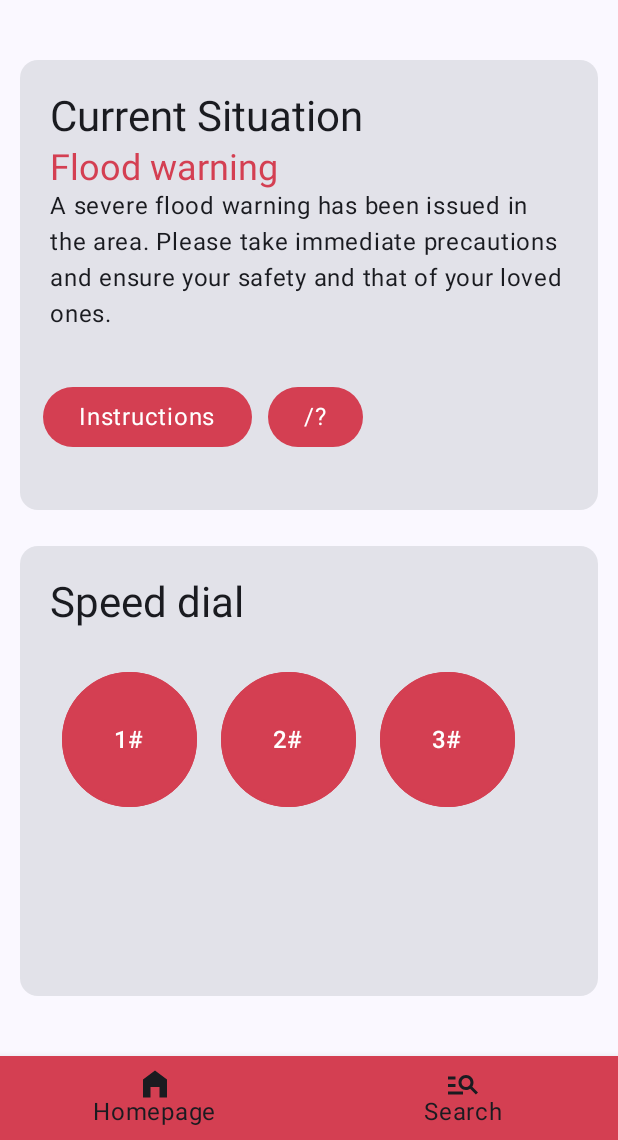
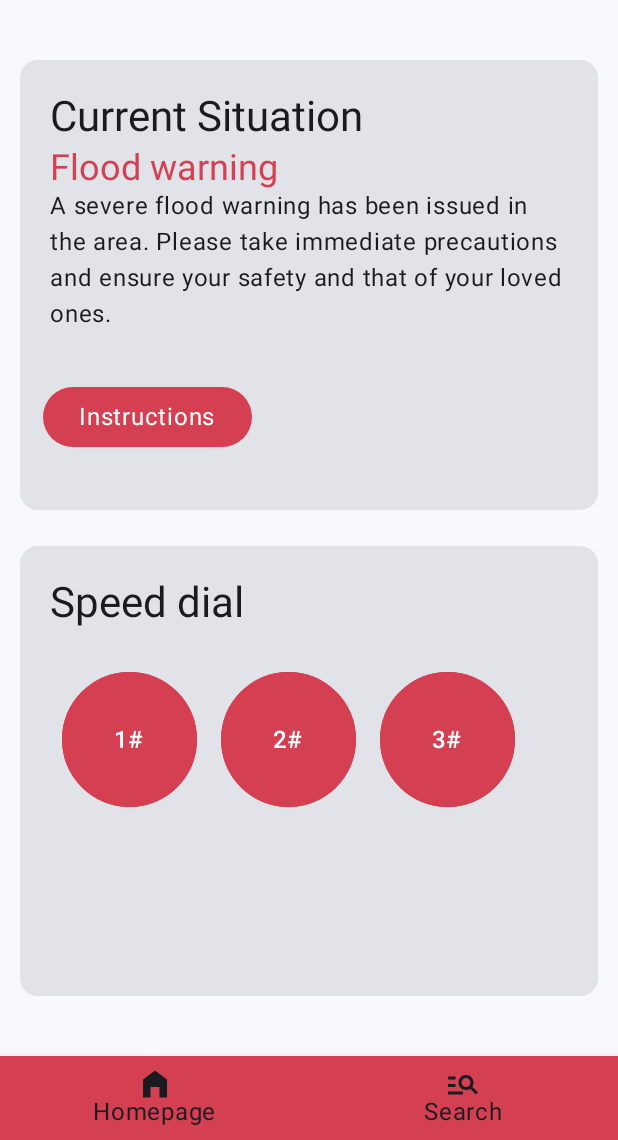
Before and after one commit to mgyanku/emergency-exit-app, an Android app built with Jetpack Compose: the screen it shows after launch (MainActivity), on a phone screen of 412 x 824 dp, the part 96-1236 px from its top. Run offline under Robolectric (Android 15) with nearby library versions, the phone set to English and light mode, and no system bars; our stand-ins replace Room's generated code.

```diff
--- a/app/src/main/java/nl/hva/emergencyexitapp/ui/theme/screens/HomeScreen.kt
+++ b/app/src/main/java/nl/hva/emergencyexitapp/ui/theme/screens/HomeScreen.kt
@@ -73,18 +73,6 @@ fun HomeScreen(navHostController: NavHostController) {
                 ) {
                     Text(
                         text = stringResource(id = R.string.situation_widget_button_instructions),
-                        style = MaterialTheme.typography.bodyLarge
-                    )
-                }
-                Button(
-                    onClick = { /*TODO*/ },
-                    colors = ButtonDefaults.buttonColors(
-                        containerColor = coralPink
-                    ),
-                    modifier = Modifier.padding(5.dp)
-                ) {
-                    Text(
-                        text = stringResource(id = R.string.situation_widget_button_help),
                         style = MaterialTheme.typography.bodyLarge
                     )
                 }
```
Also changed, not shown: app/src/main/java/nl/hva/emergencyexitapp/ui/theme/screens/SearchScreen.kt (+8 -3 lines).
